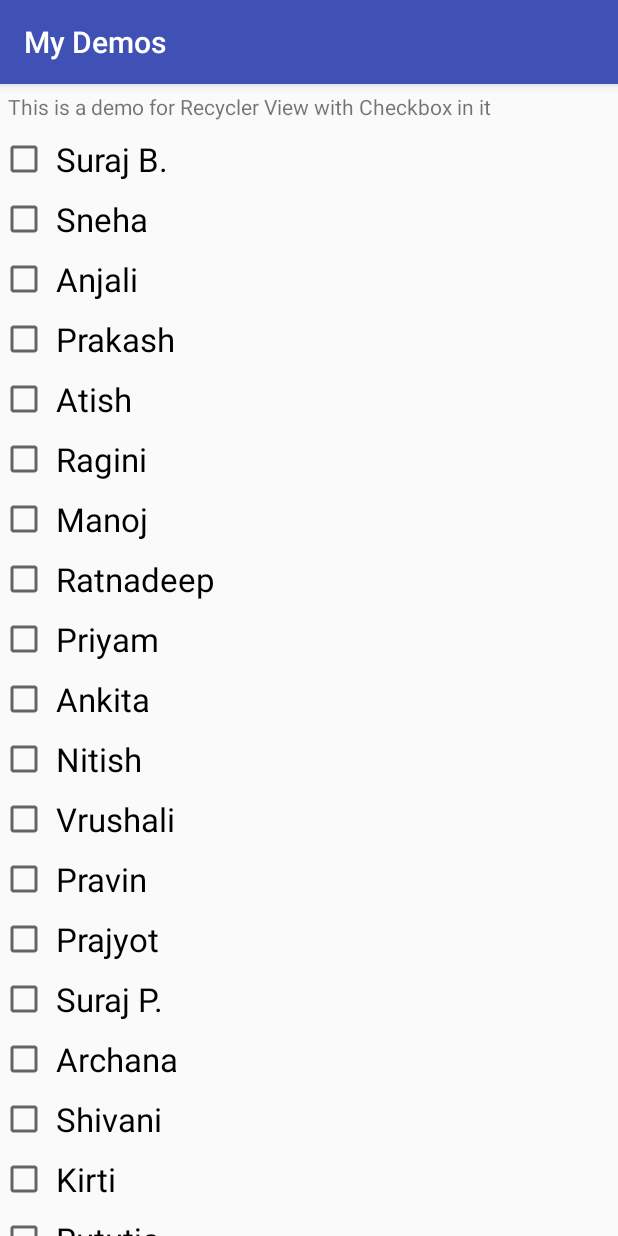
After one commit to surajpunemaha/MyDemos, an Android app: the RecyclerWithCheckboxActivity screen opened directly, with no data from a screen before it, on a phone screen of 412 x 824 dp. The commit adds this screen. Run offline under Robolectric (Android 15) with nearby library versions, the phone set to English and light mode, and no system bars.

Commit message:
added activity for recycler view with checkbox

```diff
--- a/app/src/main/AndroidManifest.xml
+++ b/app/src/main/AndroidManifest.xml
@@ -76,7 +76,8 @@
 
         </receiver>
         -->
-        <activity android:name=".TextOnImageActivity"></activity>
+        <activity android:name=".TextOnImageActivity" />
+        <activity android:name=".RecyclerWithCheckboxActivity"></activity>
     </application>
 
 </manifest>
--- /dev/null
+++ b/app/src/main/java/abhinav/com/addresslatlong/Adapters/AdapterNames.java
@@ -0,0 +1,101 @@
+package abhinav.com.addresslatlong.Adapters;
+
+import android.app.Activity;
+import android.support.annotation.NonNull;
+import android.support.v7.widget.RecyclerView;
+import android.view.LayoutInflater;
+import android.view.View;
+import android.view.ViewGroup;
+import android.widget.CheckBox;
+import android.widget.CompoundButton;
+import android.widget.TextView;
+
+import java.util.ArrayList;
+
+import abhinav.com.addresslatlong.Bean.NameBean;
+import abhinav.com.addresslatlong.Other.Utility;
+import abhinav.com.addresslatlong.R;
+
+public class AdapterNames extends RecyclerView.Adapter<AdapterNames.DataHolder>
+{
+
+    private Activity context;
+    private ArrayList<NameBean> al_names;
+
+    public AdapterNames(Activity context, ArrayList<NameBean> al_names)
+    {
+        this.context = context;
+        this.al_names = al_names;
+    }
+
+    @NonNull
+    @Override
+    public AdapterNames.DataHolder onCreateViewHolder(@NonNull ViewGroup parent, int viewType)
+    {
+        View view = LayoutInflater.from(context).inflate(R.layout.layout_recv_chkbx, parent, false);
+        return new AdapterNames.DataHolder(view);
+    }
+
+    @Override
+    public void onBindViewHolder(@NonNull DataHolder holder, final int position)
+    {
+        holder.checkbx_name.setText(al_names.get(position).getName());
+
+        boolean is_checked = Utility.al_statusHolder.get(position).isChecked();
+
+        holder.checkbx_name.setOnCheckedChangeListener(new CompoundButton.OnCheckedChangeListener()
+        {
+            @Override
+            public void onCheckedChanged(CompoundButton buttonView, boolean isChecked)
+            {
+                if(isChecked)
+                {
+                    Utility.al_statusHolder.get(position).setChecked(true);
+                }
+                else
+                {
+                    Utility.al_statusHolder.get(position).setChecked(false);
+                }
+            }
+        });
+
+        if(is_checked)
+        {
+            holder.checkbx_name.setChecked(true);
+        }
+        else
+        {
+            holder.checkbx_name.setChecked(false);
+        }
+
+    }
+
+    @Override
+    public int getItemCount()
+    {
+        return al_names.size();
+    }
+
+    @Override
+    public int getItemViewType(int position) {
+        return super.getItemViewType(position);
+    }
+
+    @Override
+    public long getItemId(int position) {
+        return super.getItemId(position);
+    }
+
+
+    public class DataHolder extends RecyclerView.ViewHolder
+    {
+        CheckBox checkbx_name;
+
+        public DataHolder(View itemView)
+        {
+            super(itemView);
+
+            checkbx_name = (CheckBox) itemView.findViewById(R.id.checkbx_name);
+        }
+    }
+}
--- a/app/src/main/java/abhinav/com/addresslatlong/Adapters/AdapterVideo.java
+++ /dev/null
@@ -1,78 +0,0 @@
-package abhinav.com.addresslatlong.Adapters;
-
-import android.app.Activity;
-import android.support.annotation.NonNull;
-import android.support.v7.widget.RecyclerView;
-import android.view.LayoutInflater;
-import android.view.View;
-import android.view.ViewGroup;
-import android.webkit.WebChromeClient;
-import android.webkit.WebView;
-
-import java.util.ArrayList;
-
-import abhinav.com.addresslatlong.BeanYoutubeVideos;
-import abhinav.com.addresslatlong.R;
-
-public class AdapterVideo extends RecyclerView.Adapter<AdapterVideo.DataHolder>
-{
-    private ArrayList<BeanYoutubeVideos> al_videoURL;
-    private Activity activity;
-    private int recv_id;
-
-    public AdapterVideo(Activity activity, ArrayList<BeanYoutubeVideos> al_videoURL, int recv_id)
-    {
-        this.activity = activity;
-        this.al_videoURL = al_videoURL;
-        this.recv_id = recv_id;
-    }
-
-    @Override
-    public int getItemViewType(int position)
-    {
-        return super.getItemViewType(position);
-    }
-
-    @Override
-    public long getItemId(int position)
-    {
-        return super.getItemId(position);
-    }
-
-    @NonNull
-    @Override
-    public DataHolder onCreateViewHolder(@NonNull ViewGroup parent, int viewType)
-    {
-        View view = LayoutInflater.from(activity).inflate(R.layout.video_view, parent, false);
-        return new DataHolder(view);
-    }
-
-    @Override
-    public void onBindViewHolder(@NonNull DataHolder holder, final int position)
-    {
-        holder.videoWebView.loadData(al_videoURL.get(position).getVideoURL(), "text/html", "utf-8");
-    }
-
-    @Override
-    public int getItemCount()
-    {
-        return al_videoURL.size();
-    }
-
-    public class DataHolder extends RecyclerView.ViewHolder
-    {
-        WebView videoWebView;
-
-        public DataHolder(View itemView)
-        {
-            super(itemView);
-
-            videoWebView = (WebView) itemView.findViewById(R.id.videoWebView);
-            videoWebView.getSettings().setJavaScriptEnabled(true);
-            videoWebView.setWebChromeClient(new WebChromeClient(){
-
-            });
-        }
-    }
-
-}
--- /dev/null
+++ b/app/src/main/java/abhinav/com/addresslatlong/Bean/NameBean.java
@@ -0,0 +1,32 @@
+package abhinav.com.addresslatlong.Bean;
+
+/**
+ * Created by abhinav on 27/1/20.
+ */
+
+public class NameBean
+{
+    private String name;
+    private boolean checked;
+
+    public NameBean(String name, boolean checked) {
+        this.name = name;
+        this.checked = checked;
+    }
+
+    public String getName() {
+        return name;
+    }
+
+    public void setName(String name) {
+        this.name = name;
+    }
+
+    public boolean isChecked() {
+        return checked;
+    }
+
+    public void setChecked(boolean checked) {
+        this.checked = checked;
+    }
+}
--- /dev/null
+++ b/app/src/main/java/abhinav/com/addresslatlong/Bean/StatusHolder.java
@@ -0,0 +1,18 @@
+package abhinav.com.addresslatlong.Bean;
+
+/**
+ * Created by abhinav on 27/1/20.
+ */
+
+public class StatusHolder
+{
+    private boolean checked;
+
+    public boolean isChecked() {
+        return checked;
+    }
+
+    public void setChecked(boolean checked) {
+        this.checked = checked;
+    }
+}
--- a/app/src/main/java/abhinav/com/addresslatlong/HomeActivity.java
+++ b/app/src/main/java/abhinav/com/addresslatlong/HomeActivity.java
@@ -14,7 +14,7 @@ public class HomeActivity extends AppCompatActivity implements View.OnClickListe
     Button btn_fileUpload, btn_video_recording, btn_expr_evaluator, btn_abar_count;
     Button btn_expandalble_view, btn_count_down, btn_scan_aadhar, btn_language_demo;
     Button btn_input_restrict, btn_crop_image, btn_aws_sns;
-    Button btn_drawer_demo, btn_sms_retriver, btn_drawText;
+    Button btn_drawer_demo, btn_sms_retriver, btn_drawText, btn_recv_demo;
 
     @Override
     protected void onCreate(Bundle savedInstanceState)
@@ -26,6 +26,9 @@ public class HomeActivity extends AppCompatActivity implements View.OnClickListe
 
     public void initViews()
     {
+        btn_recv_demo= (Button) findViewById(R.id.btn_recv_demo);
+        btn_recv_demo.setOnClickListener(this);
+
         btn_drawText= (Button) findViewById(R.id.btn_drawText);
         btn_drawText.setOnClickListener(this);
 
@@ -96,6 +99,11 @@ public class HomeActivity extends AppCompatActivity implements View.OnClickListe
     @Override
     public void onClick(View view)
     {
+        if(view.getId()==R.id.btn_recv_demo)
+        {
+            startActivity(new Intent(HomeActivity.this, RecyclerWithCheckboxActivity.class));
+        }
+
         if(view.getId()==R.id.btn_drawText)
         {
             startActivity(new Intent(HomeActivity.this, TextOnImageActivity.class));
--- /dev/null
+++ b/app/src/main/java/abhinav/com/addresslatlong/Other/Utility.java
@@ -0,0 +1,11 @@
+package abhinav.com.addresslatlong.Other;
+
+import java.util.ArrayList;
+
+
+import abhinav.com.addresslatlong.Bean.StatusHolder;
+
+public class Utility
+{
+    public static ArrayList<StatusHolder> al_statusHolder= new ArrayList<>();
+}
--- /dev/null
+++ b/app/src/main/java/abhinav/com/addresslatlong/RecyclerWithCheckboxActivity.java
@@ -0,0 +1,89 @@
+package abhinav.com.addresslatlong;
+
+import android.support.v7.app.AppCompatActivity;
+import android.os.Bundle;
+import android.support.v7.widget.LinearLayoutManager;
+import android.support.v7.widget.RecyclerView;
+
+import java.util.ArrayList;
+
+import abhinav.com.addresslatlong.Adapters.AdapterNames;
+import abhinav.com.addresslatlong.Bean.NameBean;
+import abhinav.com.addresslatlong.Bean.StatusHolder;
+import abhinav.com.addresslatlong.Other.Utility;
+
+public class RecyclerWithCheckboxActivity extends AppCompatActivity
+{
+    RecyclerView recv_names;
+    public ArrayList<NameBean> al_names;
+
+    @Override
+    protected void onCreate(Bundle savedInstanceState)
+    {
+        super.onCreate(savedInstanceState);
+        setContentView(R.layout.activity_recycler_with_checkbox);
+
+        recv_names = (RecyclerView) findViewById(R.id.recv_names);
+        al_names = new ArrayList<>();
+
+        getNames();
+        setAdapter();
+    }
+
+    public void getNames()
+    {
+        al_names.clear();
+
+        al_names.add(new NameBean("Suraj B.", false));
+        al_names.add(new NameBean("Sneha", false));
+        al_names.add(new NameBean("Anjali", false));
+        al_names.add(new NameBean("Prakash", false));
+        al_names.add(new NameBean("Atish", false));
+        al_names.add(new NameBean("Ragini", false));
+        al_names.add(new NameBean("Manoj", false));
+        al_names.add(new NameBean("Ratnadeep", false));
+        al_names.add(new NameBean("Priyam", false));
+        al_names.add(new NameBean("Ankita", false));
+        al_names.add(new NameBean("Nitish", false));
+        al_names.add(new NameBean("Vrushali", false));
+        al_names.add(new NameBean("Pravin", false));
+        al_names.add(new NameBean("Prajyot", false));
+        al_names.add(new NameBean("Suraj P.", false));
+        al_names.add(new NameBean("Archana", false));
+        al_names.add(new NameBean("Shivani", false));
+        al_names.add(new NameBean("Kirti", false));
+        al_names.add(new NameBean("Rututja", false));
+        al_names.add(new NameBean("Surabhi", false));
+        al_names.add(new NameBean("Parvati", false));
+        al_names.add(new NameBean("Raksha", false));
+        al_names.add(new NameBean("Mayur", false));
+        al_names.add(new NameBean("Niraj", false));
+        al_names.add(new NameBean("Dhiraj", false));
+        al_names.add(new NameBean("Mayur", false));
+        al_names.add(new NameBean("Saurabh", false));
+        al_names.add(new NameBean("Sanjay", false));
+        al_names.add(new NameBean("Pintu", false));
+        al_names.add(new NameBean("Sachin", false));
+        al_names.add(new NameBean("Dharmesh", false));
+        al_names.add(new NameBean("Sarvesh", false));
+        al_names.add(new NameBean("Aniket", false));
+        al_names.add(new NameBean("Ashish", false));
+
+        Utility.al_statusHolder.clear();
+
+        for(int i=0; i<al_names.size(); i++)
+        {
+            StatusHolder holder = new StatusHolder();
+            holder.setChecked(false);
+            Utility.al_statusHolder.add(holder);
+        }
+    }
+
+    public void setAdapter()
+    {
+        RecyclerView.LayoutManager mLayoutManager = new LinearLayoutManager(getApplicationContext(), LinearLayoutManager.VERTICAL, false);
+        AdapterNames adapterNames = new AdapterNames(RecyclerWithCheckboxActivity.this, al_names);
+        recv_names.setLayoutManager(mLayoutManager);
+        recv_names.setAdapter(adapterNames);
+    }
+}
--- a/app/src/main/res/layout/activity_home.xml
+++ b/app/src/main/res/layout/activity_home.xml
@@ -16,6 +16,12 @@
             android:layout_height="wrap_content"
             android:orientation="vertical"
             android:padding="10dp">
+
+            <Button
+                android:id="@+id/btn_recv_demo"
+                android:layout_width="match_parent"
+                android:layout_height="wrap_content"
+                android:text="@string/recv_with_checkbox"/>
 
             <Button
                 android:id="@+id/btn_drawText"
--- /dev/null
+++ b/app/src/main/res/layout/activity_recycler_with_checkbox.xml
@@ -0,0 +1,24 @@
+<?xml version="1.0" encoding="utf-8"?>
+<LinearLayout xmlns:android="http://schemas.android.com/apk/res/android"
+    xmlns:app="http://schemas.android.com/apk/res-auto"
+    xmlns:tools="http://schemas.android.com/tools"
+    android:layout_width="match_parent"
+    android:layout_height="match_parent"
+    android:orientation="vertical"
+    tools:context="abhinav.com.addresslatlong.RecyclerWithCheckboxActivity">
+
+    <TextView
+        android:layout_width="match_parent"
+        android:layout_height="wrap_content"
+        android:textAppearance="?android:attr/textAppearanceSmall"
+        android:text="This is a demo for Recycler View with Checkbox in it"
+        android:padding="5dp"/>
+
+    <android.support.v7.widget.RecyclerView
+        android:id="@+id/recv_names"
+        android:layout_width="match_parent"
+        android:layout_height="match_parent">
+
+    </android.support.v7.widget.RecyclerView>
+
+</LinearLayout>
--- /dev/null
+++ b/app/src/main/res/layout/layout_recv_chkbx.xml
@@ -0,0 +1,15 @@
+<?xml version="1.0" encoding="utf-8"?>
+<LinearLayout
+    xmlns:android="http://schemas.android.com/apk/res/android"
+    android:layout_width="match_parent"
+    android:layout_height="wrap_content">
+
+    <CheckBox
+        android:id="@+id/checkbx_name"
+        android:layout_width="match_parent"
+        android:layout_height="wrap_content"
+        android:textAppearance="?android:attr/textAppearanceLarge"
+        android:padding="5dp"
+        android:text="Name Goes Here"/>
+
+</LinearLayout>
--- a/app/src/main/res/values/strings.xml
+++ b/app/src/main/res/values/strings.xml
@@ -54,6 +54,7 @@
     <string name="send_otp">Send OTP</string>
     <string name="enter_otp">Enter OTP</string>
     <string name="draw_text">Draw Text On Image</string>
+    <string name="recv_with_checkbox">Recycler View with Checkbox</string>
 
 
 </resources>
```
